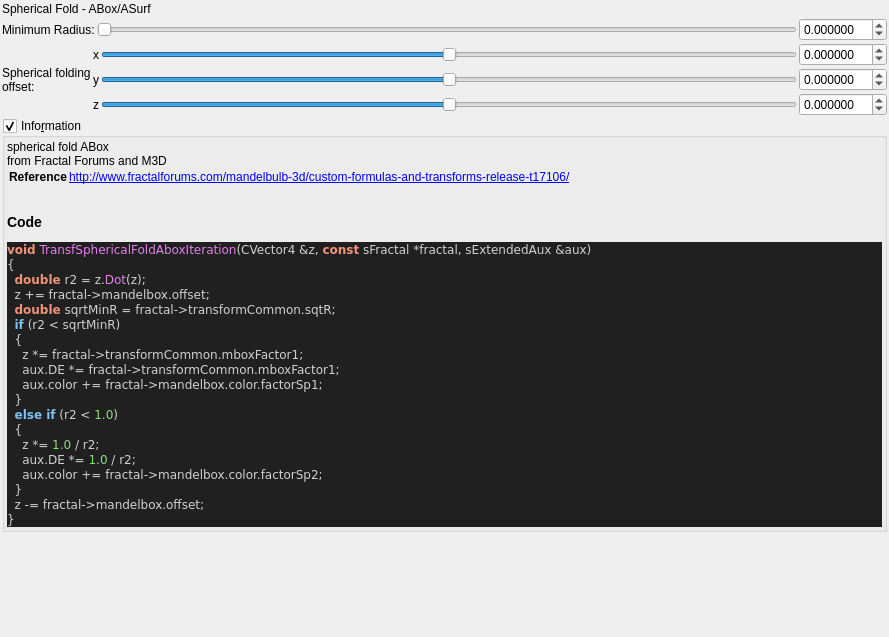
Before: the Qt Designer form mandelbulber2/formula/ui/fractal_transf_spherical_fold_abox.ui in buddhi1980/mandelbulber2, drawn with Qt 5.
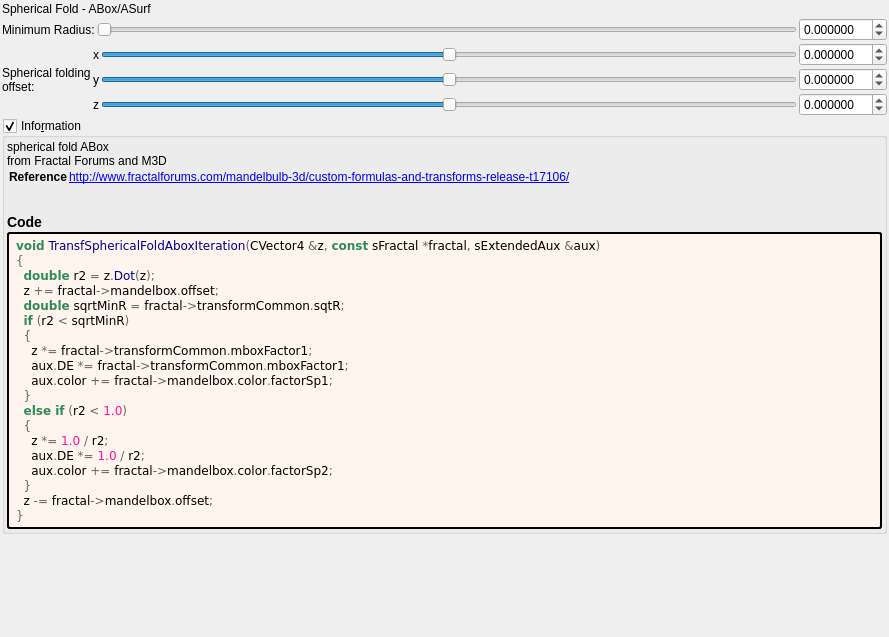
After: the same form once the commit is applied. Custom widgets are drawn as their Qt base class.

What changed in the file:
```diff
--- a/mandelbulber2/formula/ui/fractal_transf_spherical_fold_abox.ui
+++ b/mandelbulber2/formula/ui/fractal_transf_spherical_fold_abox.ui
@@ -338,33 +338,48 @@
        <number>2</number>
       </property>
       <item>
-       <widget class="QLabel" name="label_code_content">
+	   <widget class="QLabel" name="label_information_general">
         <property name="text">
          <string notr="true">&lt;p&gt;spherical fold ABox&lt;br&gt;from Fractal Forums and M3D&lt;/p&gt;&lt;table&gt;
 &lt;tr&gt;&lt;th&gt;Reference&lt;/th&gt;&lt;td&gt;&lt;a href=&quot;http://www.fractalforums.com/mandelbulb-3d/custom-formulas-and-transforms-release-t17106/&quot;&gt;http://www.fractalforums.com/mandelbulb-3d/custom-formulas-and-transforms-release-t17106/&lt;br&gt;
 &lt;/td&gt;&lt;/tr&gt;
 &lt;/table&gt;
-&lt;h3&gt;Code&lt;/h3&gt;
-&lt;body style=&quot;background-color:#202020&quot;&gt;
-&lt;pre style=&quot;color:#d0d0d0; background-color:#202020;  font-family:'Courier New',monospace;&quot;&gt;&lt;span style=&quot;color:#f09479; font-weight:bold&quot;&gt;void&lt;/span&gt; &lt;span style=&quot;color:#e47eed&quot;&gt;TransfSphericalFoldAboxIteration&lt;/span&gt;&lt;span style=&quot;color:#d0d0d0&quot;&gt;(&lt;/span&gt;CVector4 &lt;span style=&quot;color:#d0d0d0&quot;&gt;&amp;amp;&lt;/span&gt;z&lt;span style=&quot;color:#d0d0d0&quot;&gt;,&lt;/span&gt; &lt;span style=&quot;color:#f09479; font-weight:bold&quot;&gt;const&lt;/span&gt; sFractal &lt;span style=&quot;color:#d0d0d0&quot;&gt;*&lt;/span&gt;fractal&lt;span style=&quot;color:#d0d0d0&quot;&gt;,&lt;/span&gt; sExtendedAux &lt;span style=&quot;color:#d0d0d0&quot;&gt;&amp;amp;&lt;/span&gt;aux&lt;span style=&quot;color:#d0d0d0&quot;&gt;)&lt;/span&gt;
-&lt;span style=&quot;color:#d0d0d0&quot;&gt;{&lt;/span&gt;
-  &lt;span style=&quot;color:#f09479; font-weight:bold&quot;&gt;double&lt;/span&gt; r2 &lt;span style=&quot;color:#d0d0d0&quot;&gt;=&lt;/span&gt; z&lt;span style=&quot;color:#d0d0d0&quot;&gt;.&lt;/span&gt;&lt;span style=&quot;color:#e47eed&quot;&gt;Dot&lt;/span&gt;&lt;span style=&quot;color:#d0d0d0&quot;&gt;(&lt;/span&gt;z&lt;span style=&quot;color:#d0d0d0&quot;&gt;);&lt;/span&gt;
-  z &lt;span style=&quot;color:#d0d0d0&quot;&gt;+=&lt;/span&gt; fractal&lt;span style=&quot;color:#d0d0d0&quot;&gt;-&amp;gt;&lt;/span&gt;mandelbox&lt;span style=&quot;color:#d0d0d0&quot;&gt;.&lt;/span&gt;offset&lt;span style=&quot;color:#d0d0d0&quot;&gt;;&lt;/span&gt;
-  &lt;span style=&quot;color:#f09479; font-weight:bold&quot;&gt;double&lt;/span&gt; sqrtMinR &lt;span style=&quot;color:#d0d0d0&quot;&gt;=&lt;/span&gt; fractal&lt;span style=&quot;color:#d0d0d0&quot;&gt;-&amp;gt;&lt;/span&gt;transformCommon&lt;span style=&quot;color:#d0d0d0&quot;&gt;.&lt;/span&gt;sqtR&lt;span style=&quot;color:#d0d0d0&quot;&gt;;&lt;/span&gt;
-  &lt;span style=&quot;color:#7ec0ee; font-weight:bold&quot;&gt;if&lt;/span&gt; &lt;span style=&quot;color:#d0d0d0&quot;&gt;(&lt;/span&gt;r2 &lt;span style=&quot;color:#d0d0d0&quot;&gt;&amp;lt;&lt;/span&gt; sqrtMinR&lt;span style=&quot;color:#d0d0d0&quot;&gt;)&lt;/span&gt;
-  &lt;span style=&quot;color:#d0d0d0&quot;&gt;{&lt;/span&gt;
-    z &lt;span style=&quot;color:#d0d0d0&quot;&gt;*=&lt;/span&gt; fractal&lt;span style=&quot;color:#d0d0d0&quot;&gt;-&amp;gt;&lt;/span&gt;transformCommon&lt;span style=&quot;color:#d0d0d0&quot;&gt;.&lt;/span&gt;mboxFactor1&lt;span style=&quot;color:#d0d0d0&quot;&gt;;&lt;/span&gt;
-    aux&lt;span style=&quot;color:#d0d0d0&quot;&gt;.&lt;/span&gt;DE &lt;span style=&quot;color:#d0d0d0&quot;&gt;*=&lt;/span&gt; fractal&lt;span style=&quot;color:#d0d0d0&quot;&gt;-&amp;gt;&lt;/span&gt;transformCommon&lt;span style=&quot;color:#d0d0d0&quot;&gt;.&lt;/span&gt;mboxFactor1&lt;span style=&quot;color:#d0d0d0&quot;&gt;;&lt;/span&gt;
-    aux&lt;span style=&quot;color:#d0d0d0&quot;&gt;.&lt;/span&gt;color &lt;span style=&quot;color:#d0d0d0&quot;&gt;+=&lt;/span&gt; fractal&lt;span style=&quot;color:#d0d0d0&quot;&gt;-&amp;gt;&lt;/span&gt;mandelbox&lt;span style=&quot;color:#d0d0d0&quot;&gt;.&lt;/span&gt;color&lt;span style=&quot;color:#d0d0d0&quot;&gt;.&lt;/span&gt;factorSp1&lt;span style=&quot;color:#d0d0d0&quot;&gt;;&lt;/span&gt;
-  &lt;span style=&quot;color:#d0d0d0&quot;&gt;}&lt;/span&gt;
-  &lt;span style=&quot;color:#7ec0ee; font-weight:bold&quot;&gt;else if&lt;/span&gt; &lt;span style=&quot;color:#d0d0d0&quot;&gt;(&lt;/span&gt;r2 &lt;span style=&quot;color:#d0d0d0&quot;&gt;&amp;lt;&lt;/span&gt; &lt;span style=&quot;color:#87df71&quot;&gt;1.0&lt;/span&gt;&lt;span style=&quot;color:#d0d0d0&quot;&gt;)&lt;/span&gt;
-  &lt;span style=&quot;color:#d0d0d0&quot;&gt;{&lt;/span&gt;
-    z &lt;span style=&quot;color:#d0d0d0&quot;&gt;*=&lt;/span&gt; &lt;span style=&quot;color:#87df71&quot;&gt;1.0&lt;/span&gt; &lt;span style=&quot;color:#d0d0d0&quot;&gt;/&lt;/span&gt; r2&lt;span style=&quot;color:#d0d0d0&quot;&gt;;&lt;/span&gt;
-    aux&lt;span style=&quot;color:#d0d0d0&quot;&gt;.&lt;/span&gt;DE &lt;span style=&quot;color:#d0d0d0&quot;&gt;*=&lt;/span&gt; &lt;span style=&quot;color:#87df71&quot;&gt;1.0&lt;/span&gt; &lt;span style=&quot;color:#d0d0d0&quot;&gt;/&lt;/span&gt; r2&lt;span style=&quot;color:#d0d0d0&quot;&gt;;&lt;/span&gt;
-    aux&lt;span style=&quot;color:#d0d0d0&quot;&gt;.&lt;/span&gt;color &lt;span style=&quot;color:#d0d0d0&quot;&gt;+=&lt;/span&gt; fractal&lt;span style=&quot;color:#d0d0d0&quot;&gt;-&amp;gt;&lt;/span&gt;mandelbox&lt;span style=&quot;color:#d0d0d0&quot;&gt;.&lt;/span&gt;color&lt;span style=&quot;color:#d0d0d0&quot;&gt;.&lt;/span&gt;factorSp2&lt;span style=&quot;color:#d0d0d0&quot;&gt;;&lt;/span&gt;
-  &lt;span style=&quot;color:#d0d0d0&quot;&gt;}&lt;/span&gt;
-  z &lt;span style=&quot;color:#d0d0d0&quot;&gt;-=&lt;/span&gt; fractal&lt;span style=&quot;color:#d0d0d0&quot;&gt;-&amp;gt;&lt;/span&gt;mandelbox&lt;span style=&quot;color:#d0d0d0&quot;&gt;.&lt;/span&gt;offset&lt;span style=&quot;color:#d0d0d0&quot;&gt;;&lt;/span&gt;
-&lt;span style=&quot;color:#d0d0d0&quot;&gt;}&lt;/span&gt;
+&lt;h3&gt;Code&lt;/h3&gt;</string>
+		</property>
+		<property name="wordWrap">
+		 <bool>true</bool>
+		</property>
+		<property name="openExternalLinks">
+		 <bool>true</bool>
+		</property>
+		<property name="textInteractionFlags">
+		 <set>Qt::LinksAccessibleByMouse|Qt::TextSelectableByMouse</set>
+		</property>
+		</widget>
+	   </item>
+	   <item>
+	    <widget class="QLabel" name="label_code_content">
+		 <property name="text">
+		  <string notr="true">&lt;body style=&quot;background-color:#fff5ee&quot;&gt;
+&lt;pre style=&quot;color:#000000; background-color:#fff5ee;  font-family:'Courier New',monospace;&quot;&gt;&lt;span style=&quot;color:#2e8b57; font-weight:bold&quot;&gt;void&lt;/span&gt; &lt;span style=&quot;color:#00008f&quot;&gt;TransfSphericalFoldAboxIteration&lt;/span&gt;&lt;span style=&quot;color:#676767&quot;&gt;(&lt;/span&gt;CVector4 &lt;span style=&quot;color:#676767&quot;&gt;&amp;amp;&lt;/span&gt;z&lt;span style=&quot;color:#676767&quot;&gt;,&lt;/span&gt; &lt;span style=&quot;color:#2e8b57; font-weight:bold&quot;&gt;const&lt;/span&gt; sFractal &lt;span style=&quot;color:#676767&quot;&gt;*&lt;/span&gt;fractal&lt;span style=&quot;color:#676767&quot;&gt;,&lt;/span&gt; sExtendedAux &lt;span style=&quot;color:#676767&quot;&gt;&amp;amp;&lt;/span&gt;aux&lt;span style=&quot;color:#676767&quot;&gt;)&lt;/span&gt;
+&lt;span style=&quot;color:#676767&quot;&gt;{&lt;/span&gt;
+  &lt;span style=&quot;color:#2e8b57; font-weight:bold&quot;&gt;double&lt;/span&gt; r2 &lt;span style=&quot;color:#676767&quot;&gt;=&lt;/span&gt; z&lt;span style=&quot;color:#676767&quot;&gt;.&lt;/span&gt;&lt;span style=&quot;color:#00008f&quot;&gt;Dot&lt;/span&gt;&lt;span style=&quot;color:#676767&quot;&gt;(&lt;/span&gt;z&lt;span style=&quot;color:#676767&quot;&gt;);&lt;/span&gt;
+  z &lt;span style=&quot;color:#676767&quot;&gt;+=&lt;/span&gt; fractal&lt;span style=&quot;color:#676767&quot;&gt;-&amp;gt;&lt;/span&gt;mandelbox&lt;span style=&quot;color:#676767&quot;&gt;.&lt;/span&gt;offset&lt;span style=&quot;color:#676767&quot;&gt;;&lt;/span&gt;
+  &lt;span style=&quot;color:#2e8b57; font-weight:bold&quot;&gt;double&lt;/span&gt; sqrtMinR &lt;span style=&quot;color:#676767&quot;&gt;=&lt;/span&gt; fractal&lt;span style=&quot;color:#676767&quot;&gt;-&amp;gt;&lt;/span&gt;transformCommon&lt;span style=&quot;color:#676767&quot;&gt;.&lt;/span&gt;sqtR&lt;span style=&quot;color:#676767&quot;&gt;;&lt;/span&gt;
+  &lt;span style=&quot;color:#2e8b57; font-weight:bold&quot;&gt;if&lt;/span&gt; &lt;span style=&quot;color:#676767&quot;&gt;(&lt;/span&gt;r2 &lt;span style=&quot;color:#676767&quot;&gt;&amp;lt;&lt;/span&gt; sqrtMinR&lt;span style=&quot;color:#676767&quot;&gt;)&lt;/span&gt;
+  &lt;span style=&quot;color:#676767&quot;&gt;{&lt;/span&gt;
+    z &lt;span style=&quot;color:#676767&quot;&gt;*=&lt;/span&gt; fractal&lt;span style=&quot;color:#676767&quot;&gt;-&amp;gt;&lt;/span&gt;transformCommon&lt;span style=&quot;color:#676767&quot;&gt;.&lt;/span&gt;mboxFactor1&lt;span style=&quot;color:#676767&quot;&gt;;&lt;/span&gt;
+    aux&lt;span style=&quot;color:#676767&quot;&gt;.&lt;/span&gt;DE &lt;span style=&quot;color:#676767&quot;&gt;*=&lt;/span&gt; fractal&lt;span style=&quot;color:#676767&quot;&gt;-&amp;gt;&lt;/span&gt;transformCommon&lt;span style=&quot;color:#676767&quot;&gt;.&lt;/span&gt;mboxFactor1&lt;span style=&quot;color:#676767&quot;&gt;;&lt;/span&gt;
+    aux&lt;span style=&quot;color:#676767&quot;&gt;.&lt;/span&gt;color &lt;span style=&quot;color:#676767&quot;&gt;+=&lt;/span&gt; fractal&lt;span style=&quot;color:#676767&quot;&gt;-&amp;gt;&lt;/span&gt;mandelbox&lt;span style=&quot;color:#676767&quot;&gt;.&lt;/span&gt;color&lt;span style=&quot;color:#676767&quot;&gt;.&lt;/span&gt;factorSp1&lt;span style=&quot;color:#676767&quot;&gt;;&lt;/span&gt;
+  &lt;span style=&quot;color:#676767&quot;&gt;}&lt;/span&gt;
+  &lt;span style=&quot;color:#2e8b57; font-weight:bold&quot;&gt;else if&lt;/span&gt; &lt;span style=&quot;color:#676767&quot;&gt;(&lt;/span&gt;r2 &lt;span style=&quot;color:#676767&quot;&gt;&amp;lt;&lt;/span&gt; &lt;span style=&quot;color:#ff1493&quot;&gt;1.0&lt;/span&gt;&lt;span style=&quot;color:#676767&quot;&gt;)&lt;/span&gt;
+  &lt;span style=&quot;color:#676767&quot;&gt;{&lt;/span&gt;
+    z &lt;span style=&quot;color:#676767&quot;&gt;*=&lt;/span&gt; &lt;span style=&quot;color:#ff1493&quot;&gt;1.0&lt;/span&gt; &lt;span style=&quot;color:#676767&quot;&gt;/&lt;/span&gt; r2&lt;span style=&quot;color:#676767&quot;&gt;;&lt;/span&gt;
+    aux&lt;span style=&quot;color:#676767&quot;&gt;.&lt;/span&gt;DE &lt;span style=&quot;color:#676767&quot;&gt;*=&lt;/span&gt; &lt;span style=&quot;color:#ff1493&quot;&gt;1.0&lt;/span&gt; &lt;span style=&quot;color:#676767&quot;&gt;/&lt;/span&gt; r2&lt;span style=&quot;color:#676767&quot;&gt;;&lt;/span&gt;
+    aux&lt;span style=&quot;color:#676767&quot;&gt;.&lt;/span&gt;color &lt;span style=&quot;color:#676767&quot;&gt;+=&lt;/span&gt; fractal&lt;span style=&quot;color:#676767&quot;&gt;-&amp;gt;&lt;/span&gt;mandelbox&lt;span style=&quot;color:#676767&quot;&gt;.&lt;/span&gt;color&lt;span style=&quot;color:#676767&quot;&gt;.&lt;/span&gt;factorSp2&lt;span style=&quot;color:#676767&quot;&gt;;&lt;/span&gt;
+  &lt;span style=&quot;color:#676767&quot;&gt;}&lt;/span&gt;
+  z &lt;span style=&quot;color:#676767&quot;&gt;-=&lt;/span&gt; fractal&lt;span style=&quot;color:#676767&quot;&gt;-&amp;gt;&lt;/span&gt;mandelbox&lt;span style=&quot;color:#676767&quot;&gt;.&lt;/span&gt;offset&lt;span style=&quot;color:#676767&quot;&gt;;&lt;/span&gt;
+&lt;span style=&quot;color:#676767&quot;&gt;}&lt;/span&gt;
 &lt;/pre&gt;
 &lt;/body&gt;</string>
         </property>
@@ -377,6 +392,9 @@
         <property name="textInteractionFlags">
          <set>Qt::LinksAccessibleByMouse|Qt::TextSelectableByMouse</set>
         </property>
+		 <property name="styleSheet">
+		  <string notr="true">border-style: outset; border-width: 2px; border-radius: 3px; border-color: black; background-color: #fff5ee; padding: 4px;</string>
+		  </property>
        </widget>
       </item>
      </layout>
```
Lines whose indentation alone changed are shown as unchanged.
